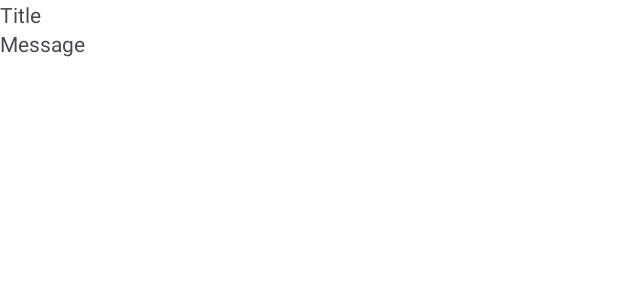
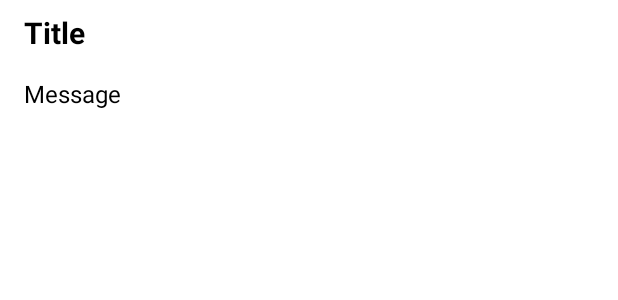
Before and after one commit to snagy8319/OneNote2025_SN, an Android app: the layout activity_note_list.xml on its own in the app's theme, with its tools: preview values and no code run, on a phone screen of 412 x 824 dp. Shown: the top 300 px of the screen. Run offline under Robolectric (Android 15) with nearby library versions, the light colour scheme and no system bars.

Commit message:
Added dimens.xml.

```diff
--- a/app/src/main/res/layout/activity_note_list.xml
+++ b/app/src/main/res/layout/activity_note_list.xml
@@ -12,12 +12,14 @@
         android:id="@+id/noteTitle"
         android:layout_width="match_parent"
         android:layout_height="wrap_content"
-        android:text="Title"/>
+        style="@style/ListItem.Title"
+        android:text="@string/title"/>
 
     <TextView
         android:id="@+id/noteMessage"
         android:layout_width="match_parent"
         android:layout_height="wrap_content"
-        android:text="Message"/>
+        style="@style/ListItem.Message"
+        android:text="@string/message"/>
 
 </LinearLayout>
--- a/app/src/main/res/values/colors.xml
+++ b/app/src/main/res/values/colors.xml
@@ -1,5 +1,6 @@
 <?xml version="1.0" encoding="utf-8"?>
 <resources>
+    <color name="black">#000000</color>
     <color name="blue">#3F51B5</color>
     <color name="white">#FFFFFFFF</color>
 </resources>
--- /dev/null
+++ b/app/src/main/res/values/dimens.xml
@@ -0,0 +1,5 @@
+<?xml version="1.0" encoding="utf-8"?>
+<resources>
+    <dimen name="margin_medium">16dp</dimen>
+    <dimen name="margin_small">8dp</dimen>
+</resources>
--- a/app/src/main/res/values/strings.xml
+++ b/app/src/main/res/values/strings.xml
@@ -2,4 +2,6 @@
     <string name="app_name">OneNote2025</string>
     <string name="login">Login</string>
     <string name="signed_in">Signed-In</string>
+    <string name="title">Title</string>
+    <string name="message">Message</string>
 </resources>
--- a/app/src/main/res/values/themes.xml
+++ b/app/src/main/res/values/themes.xml
@@ -24,4 +24,21 @@
         <item name="android:textColor">@color/white</item>
         <item name="android:textSize">18sp</item>
     </style>
+
+    <style name="ListItem">
+        <item name="android:layout_marginStart">@dimen/margin_medium</item>
+        <item name="android:layout_marginEnd">@dimen/margin_medium</item>
+        <item name="android:layout_marginTop">@dimen/margin_small</item>
+        <item name="android:layout_marginBottom">@dimen/margin_small</item>
+        <item name="android:textColor">@color/black</item>
+    </style>
+
+    <style name="ListItem.Title">
+        <item name="android:textSize">20sp</item>
+        <item name="android:textStyle">bold</item>
+    </style>
+
+    <style name="ListItem.Message">
+        <item name="android:textSize">16sp</item>
+    </style>
 </resources>
```
Also changed, not shown: 1 other file.
